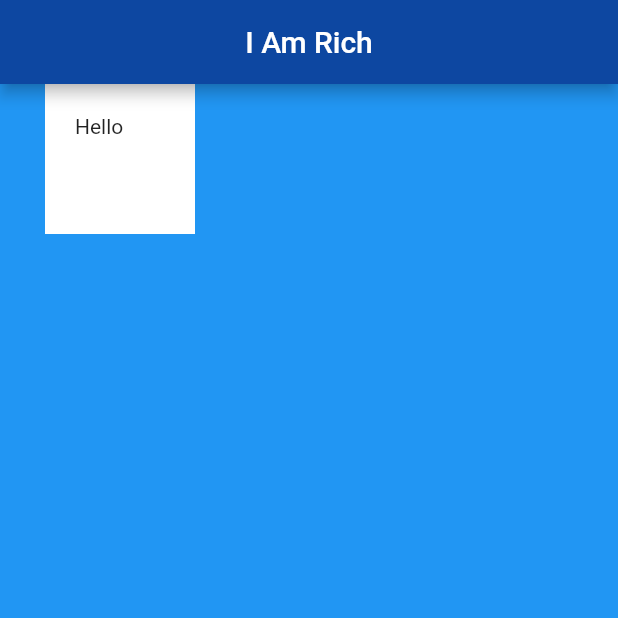
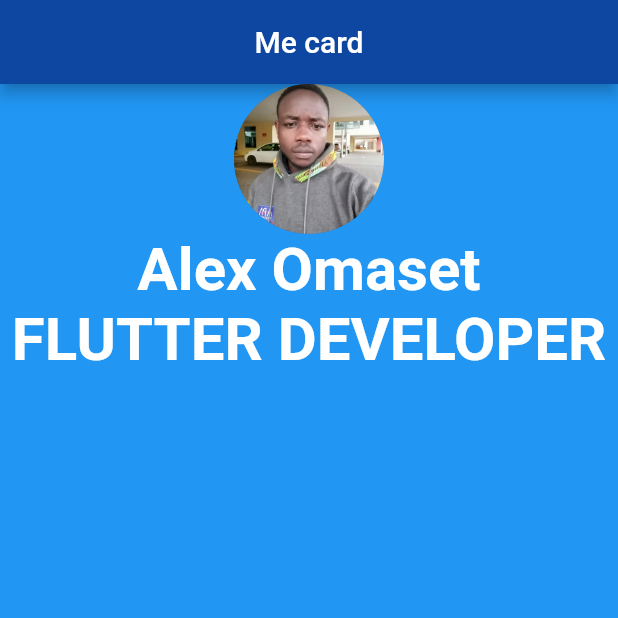
Before and after one commit to alexomaset/I_am_rich-, a Flutter app: the screen it shows after launch, on a phone screen of 412 x 824 dp, the top half of it. Run offline on Flutter 3.47's test engine with Material 2 defaults, Android fonts, the phone set to English and light mode, and no system bars.

Commit message:
add initial changes

```diff
--- a/lib/main.dart
+++ b/lib/main.dart
@@ -11,17 +11,35 @@ class Myapp extends StatelessWidget {
       home: Scaffold(
         backgroundColor: Colors.blue,
         appBar: AppBar(
-          title: Center(child: Text('I Am Rich')),
+          title: Center(child: Text('Me card')),
           backgroundColor: Colors.blue[900],
         ),
         body: SafeArea(
-          child: Container(
-            height: 100.0,
-            width: 100.0,
-            margin: EdgeInsets.only(left: 30.0),
-            padding: EdgeInsets.all(20.0),
-            color: Colors.white,
-            child: Text('Hello'),
+          child: Column(
+            children: <Widget>[
+              Center(
+                child: CircleAvatar(
+                  radius: 50.0,
+                  backgroundImage: AssetImage('images/alex.jpg'),
+                ),
+              ),
+              Text(
+                'Alex Omaset',
+                 style: TextStyle(
+                   fontSize: 40.0,
+                   color: Colors.white,
+                   fontWeight: FontWeight.bold,
+                ),
+              ),
+              Text(
+                'FLUTTER DEVELOPER',
+                style: TextStyle(
+                  fontSize: 40.0,
+                  color: Colors.white,
+                  fontWeight: FontWeight.bold,
+                ),
+              ),
+            ],
           ),
         ),
       ),
```
Also changed, not shown: images/alex.jpg (added).
